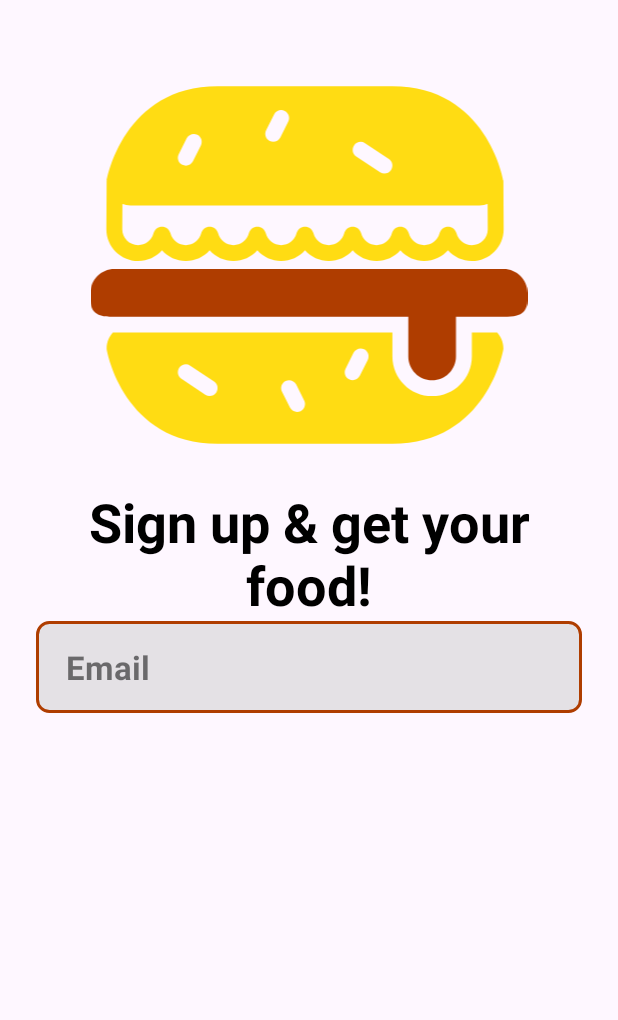
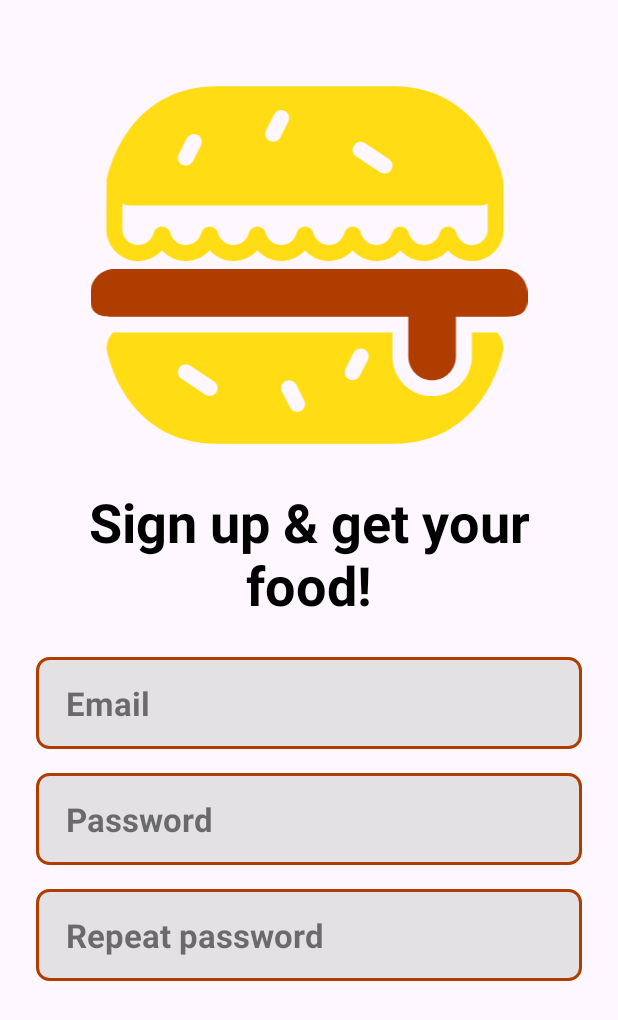
Before and after one commit to Sergo6788/MudisApp, an Android app: the fragment RegisterFragment shown on its own in the app's theme, on a phone screen of 412 x 824 dp. Shown: the top 1020 px of the screen. Run offline under Robolectric (Android 15) with nearby library versions, the light colour scheme and no system bars.

Commit message:
Edit text

```diff
--- a/app/src/main/res/layout/fragment_register.xml
+++ b/app/src/main/res/layout/fragment_register.xml
@@ -1,17 +1,18 @@
 <?xml version="1.0" encoding="utf-8"?>
 <androidx.constraintlayout.widget.ConstraintLayout xmlns:android="http://schemas.android.com/apk/res/android"
+    xmlns:app="http://schemas.android.com/apk/res-auto"
     xmlns:tools="http://schemas.android.com/tools"
     android:layout_width="match_parent"
     android:layout_height="match_parent"
-    xmlns:app="http://schemas.android.com/apk/res-auto"
-    tools:context=".fragment.RegisterFragment">
+    tools:context=".fragment.RegisterFragment"
+    tools:ignore="MissingConstraints">
 
     <ImageView
         android:id="@+id/picture_logo_reg"
         android:layout_width="0dp"
         android:layout_height="wrap_content"
+        android:layout_marginTop="32dp"
         android:src="@drawable/burger_img_svg"
-        android:layout_marginTop="32dp"
         app:layout_constraintEnd_toEndOf="parent"
         app:layout_constraintStart_toStartOf="parent"
         app:layout_constraintTop_toTopOf="parent" />
@@ -20,66 +21,55 @@
         android:id="@+id/signInTxt"
         android:layout_width="0dp"
         android:layout_height="wrap_content"
+        android:layout_marginHorizontal="24dp"
+        android:text="@string/signUpGetYourFood"
         android:textAlignment="center"
-        android:text="@string/signUpGetYourFood"
-        android:layout_marginHorizontal="24dp"
         android:textColor="@color/black"
         android:textSize="36sp"
         android:textStyle="bold"
-        app:layout_constraintTop_toBottomOf="@+id/picture_logo_reg"
         app:layout_constraintEnd_toEndOf="parent"
-        app:layout_constraintStart_toStartOf="parent"/>
-
+        app:layout_constraintStart_toStartOf="parent"
+        app:layout_constraintTop_toBottomOf="@+id/picture_logo_reg" />
 
 
     <EditText
         android:id="@+id/emailEditText"
+        style="@style/EditTextStyle"
         android:layout_width="0dp"
         android:layout_height="wrap_content"
-        style="@style/EditTextStyle"
+        android:layout_marginHorizontal="24dp"
+        android:layout_marginTop="24dp"
         android:hint="@string/email"
         android:inputType="textEmailAddress"
         app:layout_constraintEnd_toEndOf="parent"
         app:layout_constraintStart_toStartOf="parent"
-        app:layout_constraintTop_toBottomOf="@+id/signInTxt"
-        android:layout_marginHorizontal="24dp"/>
+        app:layout_constraintTop_toBottomOf="@+id/signInTxt" />
+
+    <EditText
+        android:id="@+id/passwordEditText"
+        style="@style/EditTextStyle"
+        android:layout_width="0dp"
+        android:layout_height="wrap_content"
+        android:layout_marginHorizontal="24dp"
+        android:layout_marginTop="16dp"
+        android:hint="@string/password"
+        android:inputType="textPassword"
+        app:layout_constraintEnd_toEndOf="parent"
+        app:layout_constraintStart_toStartOf="parent"
+        app:layout_constraintTop_toBottomOf="@+id/emailEditText" />
+
+    <EditText
+        android:id="@+id/passwordRepeatEditText"
+        style="@style/EditTextStyle"
+        android:layout_width="0dp"
+        android:layout_height="wrap_content"
+        android:layout_marginHorizontal="24dp"
+        android:layout_marginTop="16dp"
+        android:hint="@string/repeat_password"
+        android:inputType="textPassword"
+        app:layout_constraintEnd_toEndOf="parent"
+        app:layout_constraintStart_toStartOf="parent"
+        app:layout_constraintTop_toBottomOf="@+id/passwordEditText" />
 
 
-
-
-<!--    <com.google.android.material.button.MaterialButton-->
-<!--        android:id="@+id/btSignUp"-->
-<!--        android:layout_width="match_parent"-->
-<!--        android:layout_height="wrap_content"-->
-<!--        android:layout_marginLeft="20dp"-->
-<!--        android:layout_marginTop="770dp"-->
-<!--        android:layout_marginRight="20dp"-->
-<!--        android:background="@color/main_color"-->
-<!--        android:text="@string/sign_up"-->
-<!--        android:textSize="24sp"-->
-<!--        android:textStyle="bold"-->
-<!--        app:cornerRadius="200dp" />-->
-
-<!--    <TextView-->
-<!--        android:layout_width="wrap_content"-->
-<!--        android:layout_height="wrap_content"-->
-<!--        android:layout_gravity="center_horizontal"-->
-<!--        android:layout_marginStart="5dp"-->
-<!--        android:layout_marginTop="850dp"-->
-<!--        android:layout_marginEnd="37dp"-->
-<!--        android:text="@string/have_account"-->
-<!--        android:textSize="16sp" />-->
-
-<!--    <TextView-->
-<!--        android:id="@+id/tvButtonSignIn"-->
-<!--        android:layout_width="wrap_content"-->
-<!--        android:layout_height="wrap_content"-->
-<!--        android:layout_marginStart="230dp"-->
-<!--        android:layout_marginTop="850dp"-->
-<!--        android:layout_marginEnd="10dp"-->
-<!--        android:text="@string/sign_in_reg"-->
-<!--        android:textColor="@color/main_color"-->
-<!--        android:textSize="16sp"-->
-<!--        android:textStyle="bold" />-->
-
 </androidx.constraintlayout.widget.ConstraintLayout>
--- a/app/src/main/res/values/strings.xml
+++ b/app/src/main/res/values/strings.xml
@@ -2,4 +2,7 @@
     <string name="app_name">MudisApp</string>
     <string name="signUpGetYourFood"><![CDATA[Sign up & get your food!]]></string>
     <string name="email">Email</string>
+    <string name="password">Password</string>
+    <string name="repeat_password">Repeat password</string>
+    <string name="sign_up">Sign up</string>
 </resources>
```
